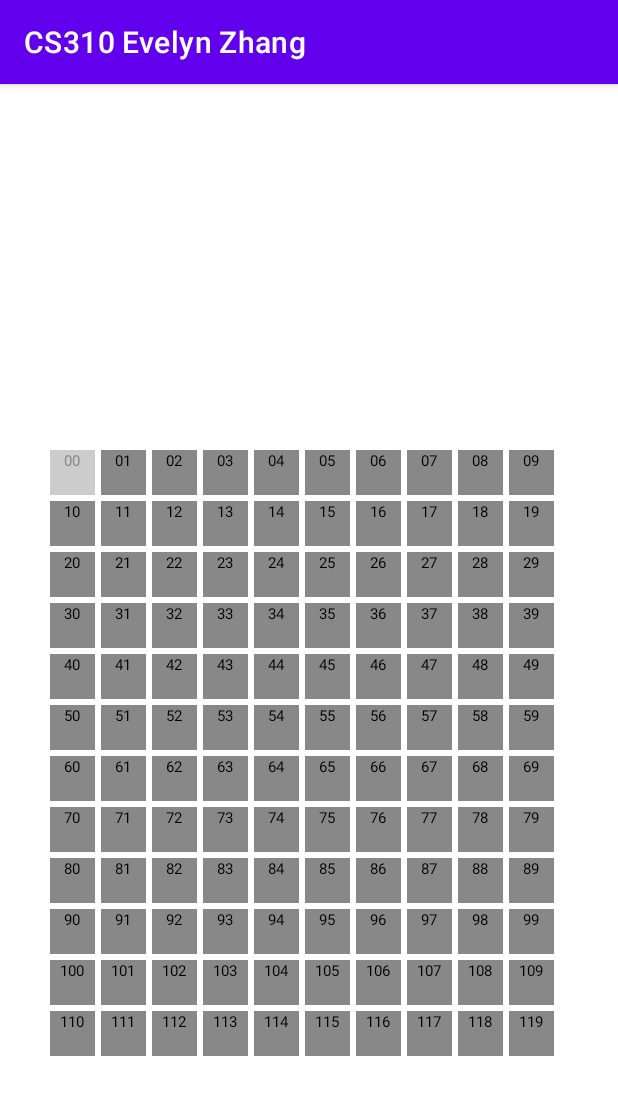
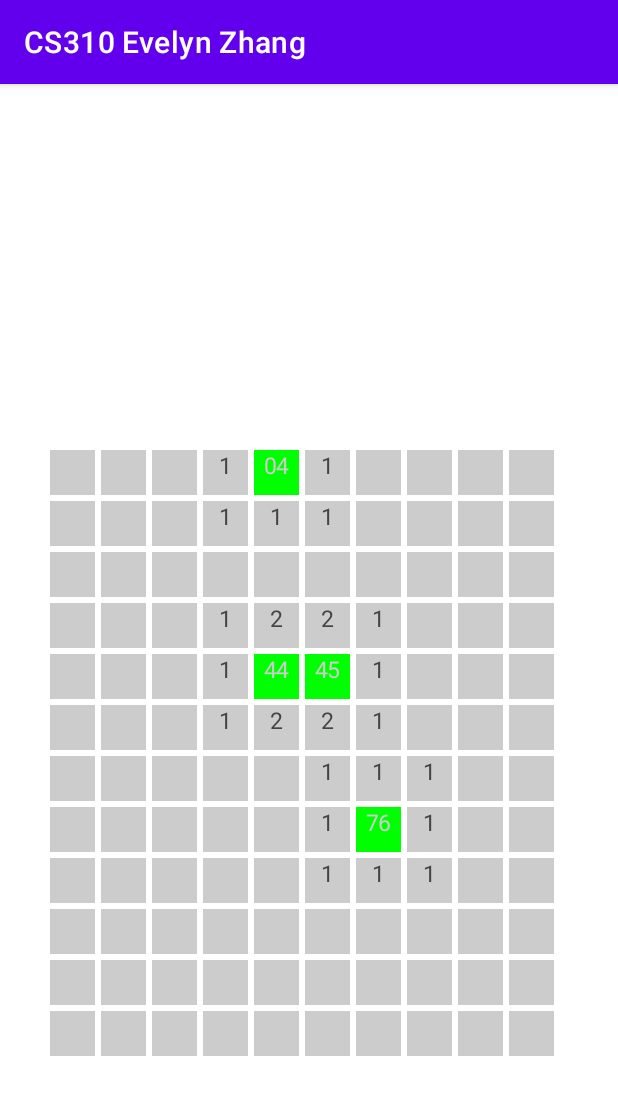
Before and after one commit to evey-zhang/MinesweeperAndroid, an Android app: the screen it shows after launch (MainActivity), after a tap on "00", on a phone screen of 412 x 824 dp. Shown: the top 1095 px of the screen. Run offline under Robolectric (Android 15) with nearby library versions, the phone set to English and light mode, and no system bars.

Commit message:
bfs search complete

```diff
--- a/app/src/main/java/com/example/minesweeper/MainActivity.java
+++ b/app/src/main/java/com/example/minesweeper/MainActivity.java
@@ -51,11 +51,11 @@ public class MainActivity extends AppCompatActivity {
                 TextView tv = new TextView(this);
                 tv.setHeight(dpToPixel(30));
                 tv.setWidth(dpToPixel(30));
-                tv.setTextSize(10);//dpToPixel(32) )
+                tv.setTextSize(15);//dpToPixel(32) )
                 tv.setText(String.valueOf(i)+String.valueOf(j));
                 tv.setTextAlignment(TextView.TEXT_ALIGNMENT_CENTER);
-                tv.setTextColor(Color.BLACK);
-                tv.setBackgroundColor(Color.GRAY);
+                tv.setTextColor(Color.LTGRAY);
+                tv.setBackgroundColor(Color.parseColor("lime"));
                 tv.setOnClickListener(this::onClickTV);
 
                 GridLayout.LayoutParams lp = new GridLayout.LayoutParams();
@@ -75,6 +75,8 @@ public class MainActivity extends AppCompatActivity {
         placeMines();
         searchAdjacent();
         System.out.println(printCells(cellArr));
+        BFScells(cellArr.get(0));
+        System.out.println(printCells(cellArr));
     }
     private int findIndexOfCellTextView(TextView tv) {
         for (int n=0; n<cellArr.size(); n++) {
@@ -85,6 +87,7 @@ public class MainActivity extends AppCompatActivity {
     }
     //FUNCTION TO INITIALIZE MINES RANDOMLY
     public void placeMines(){
+        //NOTE NEED TO ACCOUNT TO PREVENT TWO SAME MINES
         Random randomGenerator = new Random();
         for (int i = 0; i < 4 ; i++){
             int randInt = randomGenerator.nextInt(120);
@@ -108,9 +111,10 @@ public class MainActivity extends AppCompatActivity {
                     int currCol = col + c;
                     int currRow = row + r;
 
-                    if (currRow >=0 && currRow < ROW_COUNT&& currCol >=0 && currCol < COLUMN_COUNT ){
-                        if (cellArr.get(index).isMine() && currRow*COLUMN_COUNT+currCol!=index) {
-                            int newIndex = currRow * COLUMN_COUNT+ currCol;
+                    if ((currRow >=0 && currRow < ROW_COUNT)&& (currCol >=0 && currCol < COLUMN_COUNT) ){
+                        int newIndex = currRow * COLUMN_COUNT+ currCol;
+                        if (cellArr.get(index).isMine() && !cellArr.get(newIndex).isMine()) {
+
                             int prevMines = cellArr.get(newIndex).getAdjacentMines();
                             cellArr.get(newIndex).setAdjacentMines(prevMines + 1);
                         }
@@ -134,7 +138,6 @@ public class MainActivity extends AppCompatActivity {
     }
     //when non-mine, non
     public void BFScells(Cell clickedCell){
-
         //input: user-pressed cell
         //search 8 directions from input cell. if cell has no adjacent mines, add to queue to be searched again
         Queue<Cell> cellQueue = new LinkedList<>();
@@ -144,34 +147,46 @@ public class MainActivity extends AppCompatActivity {
         cellQueue.add(clickedCell);
         visited[clickedCell.getIndex()] = true;
 
-
         while (cellQueue.isEmpty() == false){
-            Cell currCell = cellQueue.element();
+            Cell currCell = cellQueue.remove();
             int index = currCell.getIndex();
             int row = index / COLUMN_COUNT;
             int col = index % COLUMN_COUNT;
-
 
             for (int r = -1; r <=1; r = r+1) {
                 for (int c = -1; c <= 1; c = c + 1) {
                     int currCol = col + c;
                     int currRow = row + r;
                     int newIndex = currRow * COLUMN_COUNT+ currCol;
-                    currCell = cellArr.get(newIndex);
 
                     if (currRow >=0 && currRow < ROW_COUNT && currCol >=0 && currCol < COLUMN_COUNT ) {
+                        currCell = cellArr.get(newIndex);
                         //check that element is not a mine and has not been visited
                         if (!currCell.isMine() && visited[newIndex]== false) {
-                            if (currCell.getAdjacentMines())
+                            //if acell has no adjacent mines
+                            if (currCell.getAdjacentMines() == 0){
+                                cellQueue.add(currCell);
+                            }
+                            //mark cell as visited
+                            visited[newIndex] = true;
+                            currCell.setAlreadyClicked(true);
                         }
+                        //UNCOVER THIS CELL -> TO REVEAL
+                        TextView tv = currCell.getCellTV();
+                        tv.setBackgroundColor(Color.LTGRAY);
+                        if (currCell.getAdjacentMines() > 0){
+                            tv.setText(String.valueOf(currCell.getAdjacentMines()));
+                            tv.setTextColor(Color.DKGRAY);
+                        }
+
+//
+
+                        //IF cell has adjacent mines: show adjacent mines -> turn green
+                        //if cell does not have adjacent mines, show no numbers -> turn green
                     }
-                    //UNCOVER THIS CELL -> TO REVEAL
-
                 }
             }
         }
-
-
     }
 
 
@@ -180,13 +195,14 @@ public class MainActivity extends AppCompatActivity {
         int n = findIndexOfCellTextView(tv);
         int i = n/COLUMN_COUNT;
         int j = n%COLUMN_COUNT;
-        tv.setText(String.valueOf(i)+String.valueOf(j));
-        if (tv.getCurrentTextColor() == Color.GRAY) {
-            tv.setTextColor(Color.GREEN);
-            tv.setBackgroundColor(Color.parseColor("lime"));
-        }else {
-            tv.setTextColor(Color.GRAY);
-            tv.setBackgroundColor(Color.LTGRAY);
-        }
+        BFScells(cellArr.get(n));
+//        tv.setText(String.valueOf(i)+String.valueOf(j));
+//        if (tv.getCurrentTextColor() == Color.GRAY) {
+//            tv.setTextColor(Color.GREEN);
+//            tv.setBackgroundColor(Color.parseColor("lime"));
+//        }else {
+//            tv.setTextColor(Color.GRAY);
+//            tv.setBackgroundColor(Color.LTGRAY);
+//        }
     }
 }
```
